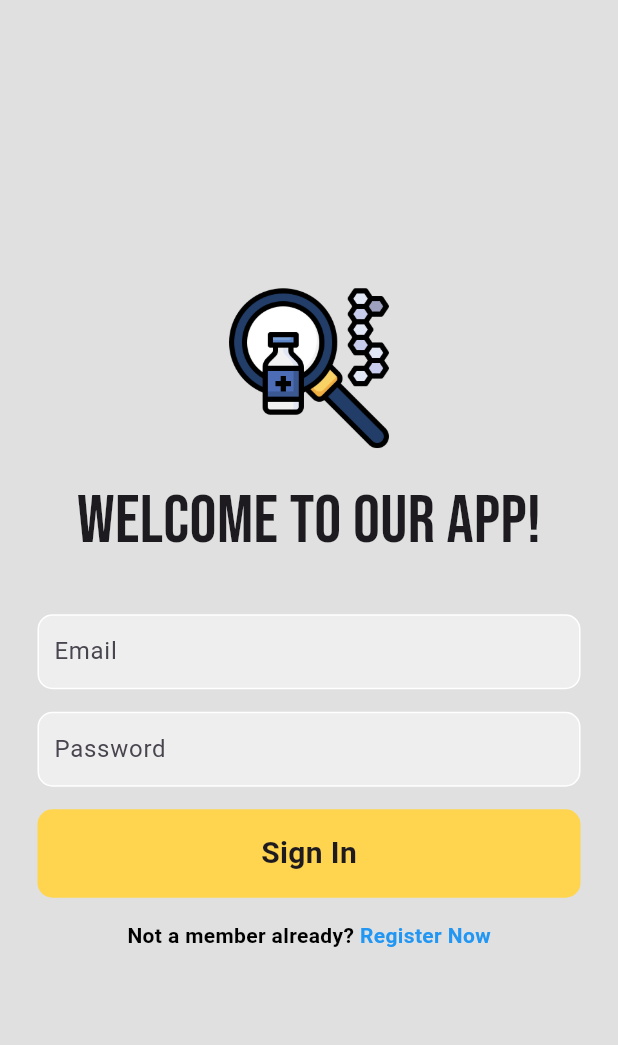
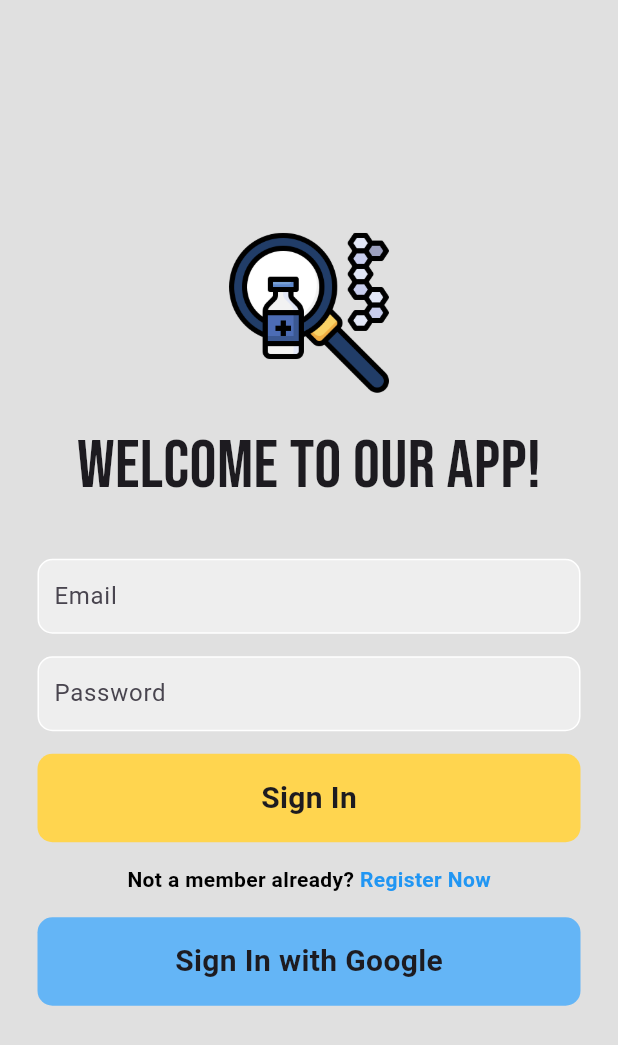
Before and after one commit to zaheen4/mediflow-app, a Flutter app: the screen it shows after launch, on a phone screen of 412 x 824 dp. Shown: the top 1045 px of the screen. Run offline on Flutter 3.47's test engine with Material 3 defaults, Android fonts, the light colour scheme and no system bars; our stand-ins replace firebase_auth, firebase_core, google_fonts, google_sign_in; accounts and stored records are empty.

Commit message:
Add Google Auth code/files

```diff
--- a/lib/login_page.dart
+++ b/lib/login_page.dart
@@ -108,7 +108,7 @@ class _LoginPageState extends State<LoginPage> {
 
             SizedBox(height: 15),
 
-// register button
+            // register text
             Row(
               mainAxisAlignment: MainAxisAlignment.center,
               children: [
@@ -124,7 +124,31 @@ class _LoginPageState extends State<LoginPage> {
                 ),
               ],
             ),
-          ]))),
+
+            SizedBox(height: 15),
+
+
+
+            // google sign in button
+            Padding(
+              padding: const EdgeInsets.symmetric(horizontal: 25.0),
+              child: Container(
+                padding: const EdgeInsets.all(15),
+                decoration: BoxDecoration(
+                    color: Colors.blue[300],
+                    borderRadius: BorderRadius.circular(10)),
+                child: Center(
+                  child: Text(
+                    'Sign In with Google',
+                    style: TextStyle(fontSize: 20, fontWeight: FontWeight.bold),
+                  ),
+                ),
+              ),
+            ),
+
+
+          ]))
+          ),
     );
   }
 }
--- a/lib/main.dart
+++ b/lib/main.dart
@@ -6,8 +6,8 @@ import 'package:medi_flow/login_page.dart';
 void main() async {
   // for firebase
   WidgetsFlutterBinding.ensureInitialized();
+  await Firebase.initializeApp();
 
-  await Firebase.initializeApp();
 
   runApp(const MyApp());
 }
--- a/pubspec.yaml
+++ b/pubspec.yaml
@@ -38,6 +38,8 @@ dependencies:
   cupertino_icons: ^1.0.8
   firebase_core: ^3.10.1
   cloud_firestore: ^5.6.2
+  firebase_auth: ^5.4.1
+  google_sign_in: ^6.2.2
 
 dev_dependencies:
   flutter_test:
```
Also changed, not shown: lib/services/auth/auth_service.dart (added, +31 -0 lines), lib/services/firestore.dart (deleted, +0 -21 lines), pubspec.lock, 4 other files.
